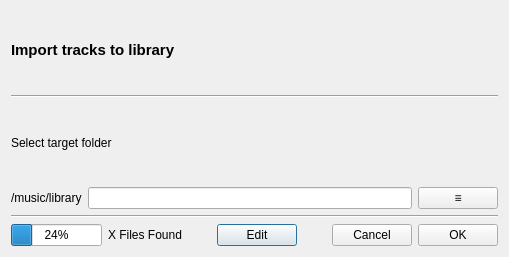
The window that src/Gui/Library/GUI_ImportDialog.ui (Inferno214221/sayonara-player) describes before a commit, drawn with Qt 5.
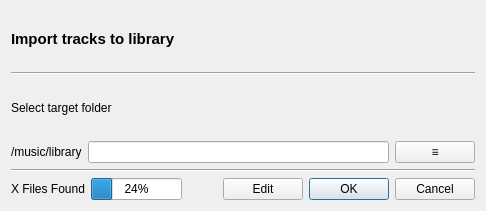
The same window after the commit.

```diff
--- a/src/Gui/Library/GUI_ImportDialog.ui
+++ b/src/Gui/Library/GUI_ImportDialog.ui
@@ -6,16 +6,16 @@
    <rect>
     <x>0</x>
     <y>0</y>
-    <width>509</width>
-    <height>257</height>
+    <width>486</width>
+    <height>211</height>
    </rect>
   </property>
   <property name="windowTitle">
    <string>Import</string>
   </property>
   <layout class="QGridLayout" name="gridLayout">
-   <item row="0" column="0" colspan="2">
-    <widget class="QLabel" name="lab_title">
+   <item row="0" column="0">
+    <widget class="QLabel" name="labTitle">
      <property name="font">
       <font>
        <pointsize>11</pointsize>
@@ -28,85 +28,7 @@
      </property>
     </widget>
    </item>
-   <item row="2" column="0">
-    <widget class="QLabel" name="lab_targetInfo">
-     <property name="text">
-      <string>Select target folder</string>
-     </property>
-    </widget>
-   </item>
-   <item row="8" column="0" colspan="2">
-    <layout class="QHBoxLayout" name="horizontalLayout_2">
-     <item>
-      <widget class="QProgressBar" name="pb_progress">
-       <property name="value">
-        <number>24</number>
-       </property>
-      </widget>
-     </item>
-     <item>
-      <widget class="QLabel" name="lab_status">
-       <property name="text">
-        <string notr="true">X Files Found</string>
-       </property>
-      </widget>
-     </item>
-     <item>
-      <spacer name="horizontalSpacer_2">
-       <property name="orientation">
-        <enum>Qt::Horizontal</enum>
-       </property>
-       <property name="sizeHint" stdset="0">
-        <size>
-         <width>40</width>
-         <height>20</height>
-        </size>
-       </property>
-      </spacer>
-     </item>
-     <item>
-      <widget class="QPushButton" name="btn_edit">
-       <property name="text">
-        <string notr="true">Edit</string>
-       </property>
-      </widget>
-     </item>
-     <item>
-      <spacer name="horizontalSpacer">
-       <property name="orientation">
-        <enum>Qt::Horizontal</enum>
-       </property>
-       <property name="sizeHint" stdset="0">
-        <size>
-         <width>40</width>
-         <height>20</height>
-        </size>
-       </property>
-      </spacer>
-     </item>
-     <item>
-      <widget class="QPushButton" name="btn_cancel">
-       <property name="focusPolicy">
-        <enum>Qt::StrongFocus</enum>
-       </property>
-       <property name="text">
-        <string notr="true">Cancel</string>
-       </property>
-      </widget>
-     </item>
-     <item>
-      <widget class="QPushButton" name="btn_ok">
-       <property name="focusPolicy">
-        <enum>Qt::StrongFocus</enum>
-       </property>
-       <property name="text">
-        <string>OK</string>
-       </property>
-      </widget>
-     </item>
-    </layout>
-   </item>
-   <item row="3" column="0" colspan="2">
+   <item row="3" column="0">
     <layout class="QHBoxLayout" name="horizontalLayout">
      <item>
       <widget class="QLabel" name="lab_targetPath">
@@ -149,14 +71,69 @@
      </item>
     </layout>
    </item>
-   <item row="7" column="0" colspan="2">
-    <widget class="Line" name="line_3">
+   <item row="5" column="0">
+    <layout class="QHBoxLayout" name="horizontalLayout_3">
+     <item>
+      <widget class="QLabel" name="labStatus">
+       <property name="text">
+        <string notr="true">X Files Found</string>
+       </property>
+      </widget>
+     </item>
+     <item>
+      <widget class="QProgressBar" name="pbProgress">
+       <property name="value">
+        <number>24</number>
+       </property>
+      </widget>
+     </item>
+     <item>
+      <spacer name="horizontalSpacer_2">
+       <property name="orientation">
+        <enum>Qt::Horizontal</enum>
+       </property>
+       <property name="sizeHint" stdset="0">
+        <size>
+         <width>40</width>
+         <height>20</height>
+        </size>
+       </property>
+      </spacer>
+     </item>
+     <item>
+      <widget class="QPushButton" name="btnEdit">
+       <property name="text">
+        <string notr="true">Edit</string>
+       </property>
+      </widget>
+     </item>
+     <item>
+      <widget class="QDialogButtonBox" name="buttonBox">
+       <property name="orientation">
+        <enum>Qt::Horizontal</enum>
+       </property>
+       <property name="standardButtons">
+        <set>QDialogButtonBox::Cancel|QDialogButtonBox::Ok</set>
+       </property>
+      </widget>
+     </item>
+    </layout>
+   </item>
+   <item row="2" column="0">
+    <widget class="QLabel" name="labTargetInfo">
+     <property name="text">
+      <string>Select target folder</string>
+     </property>
+    </widget>
+   </item>
+   <item row="4" column="0">
+    <widget class="Line" name="line_2">
      <property name="orientation">
       <enum>Qt::Horizontal</enum>
      </property>
     </widget>
    </item>
-   <item row="1" column="0" colspan="2">
+   <item row="1" column="0">
     <widget class="Line" name="line">
      <property name="orientation">
       <enum>Qt::Horizontal</enum>
```
Left out of the diff: 6 changed lines with no effect on the pictures.
